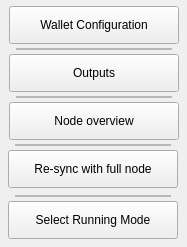
Above: core_desktop/navmenuconfigcoldwlt.ui from 0xkobe/mwc-wallet before the change. Below: the same form after it.
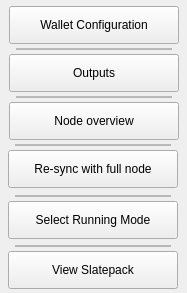
That is the form after the change. Custom widgets are drawn as their Qt base class.

Commit message: https://github.com/mwcproject/mwc-qt-wallet/issues/684 - Slatepacks integration

Diff of the .ui file:
```diff
--- a/core_desktop/navmenuconfigcoldwlt.ui
+++ b/core_desktop/navmenuconfigcoldwlt.ui
@@ -7,7 +7,7 @@
     <x>0</x>
     <y>0</y>
     <width>187</width>
-    <height>247</height>
+    <height>293</height>
    </rect>
   </property>
   <property name="windowTitle">
@@ -145,6 +145,35 @@
     <string>Select Running Mode</string>
    </property>
   </widget>
+  <widget class="control::NavMenuButton" name="viewSlatepackContentButton">
+   <property name="geometry">
+    <rect>
+     <x>8</x>
+     <y>251</y>
+     <width>170</width>
+     <height>38</height>
+    </rect>
+   </property>
+   <property name="text">
+    <string>View Slatepack</string>
+   </property>
+  </widget>
+  <widget class="control::MwcFrameWithBorder" name="frame_7">
+   <property name="geometry">
+    <rect>
+     <x>15</x>
+     <y>245</y>
+     <width>156</width>
+     <height>2</height>
+    </rect>
+   </property>
+   <property name="frameShape">
+    <enum>QFrame::StyledPanel</enum>
+   </property>
+   <property name="frameShadow">
+    <enum>QFrame::Raised</enum>
+   </property>
+  </widget>
  </widget>
  <customwidgets>
   <customwidget>
```
The commit also changes 120 other files.
